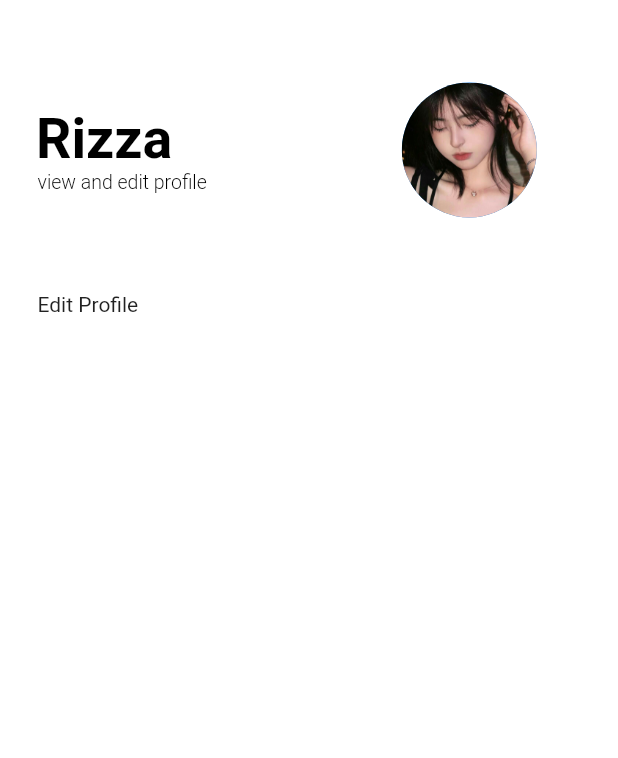
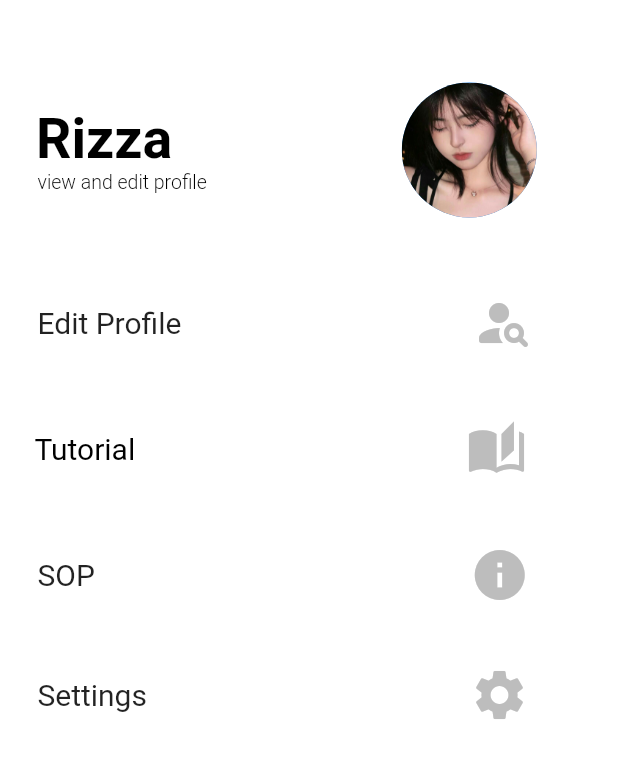
Before and after one commit to d1k4s/project_semester_3_mobile, a Flutter app: the Profile screen opened directly, on a phone screen of 412 x 824 dp. Shown: the top 758 px of the screen. Run offline on Flutter 3.47's test engine with Material 2 defaults, Android fonts, the light colour scheme and no system bars; our stand-ins replace google_nav_bar.

Commit message:
bikin page tutorial

```diff
--- a/lib/page/profile.dart
+++ b/lib/page/profile.dart
@@ -1,7 +1,7 @@
-// ignore_for_file: prefer_const_constructors
+// ignore_for_file: prefer_const_constructors, prefer_const_literals_to_create_immutables
 
 import 'dart:ui';
-
+import 'package:ui_tnbts/page/tutorial.dart';
 import 'package:flutter/material.dart';
 
 class Profile extends StatelessWidget {
@@ -54,10 +54,94 @@ class Profile extends StatelessWidget {
               SizedBox(
                 height: 50,
               ),
-              Padding(
-                padding: const EdgeInsets.only(left: 25),
-                child: Text('Edit Profile'),
-              )
+              Row(
+                children: [
+                  Padding(
+                    padding: const EdgeInsets.only(left: 25),
+                    child: Text(
+                      'Edit Profile',
+                      style: TextStyle(
+                        fontWeight: FontWeight.w400,
+                        fontSize: 20,
+                      ),
+                    ),
+                  ),
+                  Padding(
+                    padding: const EdgeInsets.only(left: 195),
+                    child: Icon(Icons.person_search_rounded,
+                        size: 40.0, color: Colors.grey.shade400),
+                  ),
+                ],
+              ),
+              SizedBox(
+                height: 40,
+              ),
+              Row(
+                children: [
+                  Padding(
+                    padding: const EdgeInsets.only(left: 15),
+                    child: TextButton(
+                      onPressed: () {
+                        Navigator.push(
+                            context,
+                            MaterialPageRoute(
+                                builder: (context) => const Tutorial()));
+                      },
+                      child: Text(
+                        'Tutorial                                           ',
+                        style: TextStyle(
+                            fontWeight: FontWeight.w400,
+                            fontSize: 20,
+                            color: Colors.black),
+                      ),
+                    ),
+                  ),
+                  Icon(Icons.auto_stories,
+                      size: 40.0, color: Colors.grey.shade400)
+                ],
+              ),
+              SizedBox(
+                height: 40,
+              ),
+              Row(
+                children: [
+                  Padding(
+                    padding: const EdgeInsets.only(left: 25),
+                    child: Text(
+                      'SOP',
+                      style: TextStyle(
+                        fontWeight: FontWeight.w400,
+                        fontSize: 20,
+                      ),
+                    ),
+                  ),
+                  Padding(
+                      padding: const EdgeInsets.only(left: 250),
+                      child: Icon(Icons.info,
+                          size: 40.0, color: Colors.grey.shade400)),
+                ],
+              ),
+              SizedBox(
+                height: 40,
+              ),
+              Row(
+                children: [
+                  Padding(
+                    padding: const EdgeInsets.only(left: 25),
+                    child: Text(
+                      'Settings',
+                      style: TextStyle(
+                        fontWeight: FontWeight.w400,
+                        fontSize: 20,
+                      ),
+                    ),
+                  ),
+                  Padding(
+                      padding: const EdgeInsets.only(left: 215),
+                      child: Icon(Icons.settings,
+                          size: 40.0, color: Colors.grey.shade400)),
+                ],
+              ),
             ],
           ),
         ),
```
Also changed, not shown: lib/BottomBar.dart (+19 -19 lines), lib/page/startup.dart (+0 -15 lines), lib/page/tutorial.dart (+44 -7 lines).
